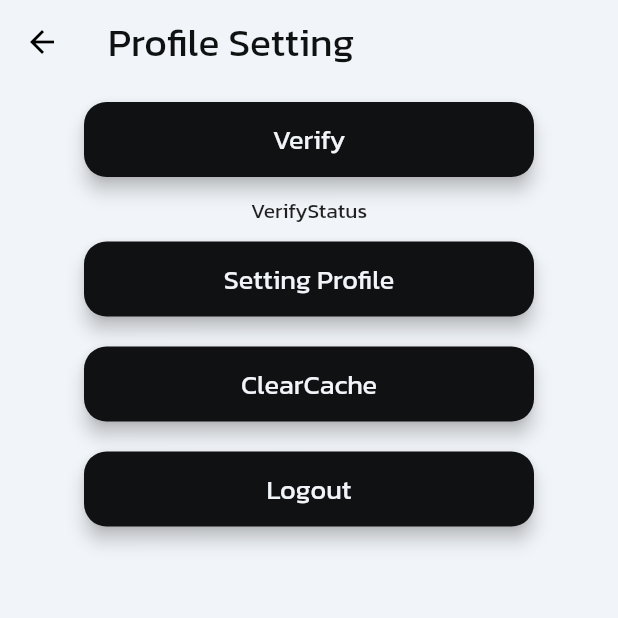
After one commit to AskExpert-RMUTI-KKC/AskExpert_App, a Flutter app: the ProfileSetting screen opened directly, on a phone screen of 412 x 824 dp, the top half of it. The commit adds this screen. Run offline on Flutter 3.47's test engine with Material 2 defaults, Android fonts, the phone set to English and light mode, and no system bars; our stand-ins replace cached_network_image, file_picker, flutter_cache_manager, flutter_secure_storage, font_awesome_flutter, get and 4 more; missing offline and left inert: flutter_login_facebook; accounts and stored records are empty; network calls fail.

Commit message:
fixBug And SplitPage

```diff
--- a/lib/main.dart
+++ b/lib/main.dart
@@ -26,9 +26,9 @@ void main() {
     theme: ThemeData(
       fontFamily: 'Kanit',
     ),
-    home: RegisterInfoPage(),
+    //home: RegisterInfoPage(),
 
-    //home: MainPage(),
+    home: MainPage(),
   ));
 }
 
--- a/lib/page/NavigationBar.dart
+++ b/lib/page/NavigationBar.dart
@@ -32,7 +32,7 @@ class _NavigationBarState extends State<NavigationBarPage> {
   @override
   void initState() {
     print('type ${Get.arguments.runtimeType}');
-    if(Get.arguments != null){
+    if(Get.arguments != null && Get.arguments.toString().length< 2){
       setState(() {
         currentIndex = int.parse(Get.arguments);
       });
--- a/lib/page/TopicAddPage.dart
+++ b/lib/page/TopicAddPage.dart
@@ -59,9 +59,10 @@ class _TopicAddPageState extends State<TopicAddPage> {
     print('\nResponse body data: ${resMap["data"]}');
     if (response.statusCode == 200 && resMap["message"] == null) {
       print('\n\n\n${resMap["data"]["topicId"]}\n\n\n\n\n');
-      Get.offAll(NavigationBarPage());
-      Get.to(CommentPage(),arguments: resMap["data"]["topicId"]);
-
+      // Get.offAll(NavigationBarPage(),arguments: '0');
+      Get.offAll(NavigationBarPage(),arguments: '0');
+      String topicId = resMap["data"]["topicId"].toString();
+      Get.to(CommentPage(),arguments: topicId);
     }
     else{
       Get.snackbar(
--- a/lib/page/profile/ProfileLogic.dart
+++ b/lib/page/profile/ProfileLogic.dart
@@ -16,6 +16,8 @@ import 'package:http/http.dart' as http;
 import 'package:askexpertapp/utils/storageToken.dart';
 import 'package:intl/intl.dart';
 import 'package:jwt_decoder/jwt_decoder.dart';
+
+import '../register_login/Login.dart';
 
 Widget buildImageProfilePage(String index) => ClipRRect(
   // backgroundImage: CachedNetworkImageProvider(
@@ -48,4 +50,5 @@ Future<void> logOut() async {
   await TokenStore.setToken("");
   String? getToken = await TokenStore.getToken();
   print("data SecureStorage : ${getToken}");
+  Get.offAll(LoginPage());
 }
--- a/lib/page/profile/ProfilePage.dart
+++ b/lib/page/profile/ProfilePage.dart
@@ -3,6 +3,7 @@ import 'dart:convert';
 import 'package:askexpertapp/config/ConfigApp.dart';
 import 'package:askexpertapp/dataModel/UserDataModel.dart';
 import 'package:askexpertapp/page/profile/ProfileSettingMenu.dart';
+import 'package:askexpertapp/page/profile/profileSettingPage.dart';
 import 'package:askexpertapp/utils/storageToken.dart';
 import 'package:flutter/material.dart';
 import 'package:flutter_cache_manager/flutter_cache_manager.dart';
@@ -98,7 +99,7 @@ class _ProfilePageState extends State<ProfilePage> {
               actions: [
                 IconButton(
                     onPressed: () {
-                      Get.to(ProfileSettingMenu());
+                      Get.to(ProfileSetting());
                     },
                     icon: Icon(
                       FontAwesomeIcons.gear,
@@ -178,13 +179,6 @@ class _ProfilePageState extends State<ProfilePage> {
                 ),
                 // TODO MAKE FUNCTION FOR THIS CODE
 
-                TextButton(
-                    onPressed: () {
-                      DefaultCacheManager().emptyCache();
-                      print("clearCache");
-                      setState(() {});
-                    },
-                    child: Text("clearCache")),
                 Padding(
                   padding: EdgeInsets.fromLTRB(
                       0, 0, 0, 0), //child: buildImageProfilePage(),
--- a/lib/page/profile/ProfileSettingMenu.dart
+++ b/lib/page/profile/ProfileSettingMenu.dart
@@ -373,29 +373,6 @@ class _ProfileSettingMenuState extends State<ProfileSettingMenu> {
                 Padding(
                   padding: const EdgeInsets.all(12.0),
                   child: ElevatedButton(
-                    onPressed: () {},
-                    child: const Text(
-                      "Verify",
-                      style: TextStyle(
-                        fontSize: 18,
-                        color: Color(ConfigApp.buttonPrimary),
-                      ),
-                    ),
-                    style: ElevatedButton.styleFrom(
-                      minimumSize: const Size(300, 50),
-                      primary: Color(ConfigApp.buttonSecondary),
-                      elevation: 5,
-                      shape: RoundedRectangleBorder(
-                        borderRadius: BorderRadius.circular(15),
-                      ),
-                      //side: BorderSide(width: 1,color: Color(Config.textColor),)
-                    ),
-                  ),
-                ),
-                Text('VerifyStatus'),
-                Padding(
-                  padding: const EdgeInsets.all(12.0),
-                  child: ElevatedButton(
                     onPressed: () {
                       bool pass = _formKey.currentState!.validate();
                       if (pass) {
@@ -421,28 +398,6 @@ class _ProfileSettingMenuState extends State<ProfileSettingMenu> {
                     ),
                   ),
                 ),
-                Padding(
-                  padding: const EdgeInsets.fromLTRB(0, 100, 0, 10),
-                  child: ElevatedButton(
-                    onPressed: () {},
-                    child: const Text(
-                      "Logout",
-                      style: TextStyle(
-                        fontSize: 18,
-                        color: Color(ConfigApp.buttonPrimary),
-                      ),
-                    ),
-                    style: ElevatedButton.styleFrom(
-                      minimumSize: const Size(300, 50),
-                      primary: Color(ConfigApp.buttonSecondary),
-                      elevation: 5,
-                      shape: RoundedRectangleBorder(
-                        borderRadius: BorderRadius.circular(15),
-                      ),
-                      //side: BorderSide(width: 1,color: Color(Config.textColor),)
-                    ),
-                  ),
-                ),
               ],
             ),
           ],
--- /dev/null
+++ b/lib/page/profile/profileSettingPage.dart
@@ -0,0 +1,169 @@
+import 'package:askexpertapp/config/ConfigApp.dart';
+import 'package:askexpertapp/page/NavigationBar.dart';
+import 'package:file_picker/file_picker.dart';
+import 'package:flutter/material.dart';
+import 'package:font_awesome_flutter/font_awesome_flutter.dart';
+import 'package:get/get_core/src/get_main.dart';
+import 'package:get/get_navigation/src/extension_navigation.dart';
+import 'package:get/get_navigation/src/snackbar/snackbar.dart';
+import 'package:image_cropper/image_cropper.dart';
+import 'package:image_picker/image_picker.dart';
+
+import '../../dataModel/ExpertDataModel.dart';
+import '../../utils/UtilsImg.dart';
+import '../WelcomePage.dart';
+import 'dart:convert';
+import 'dart:io';
+
+import 'package:askexpertapp/config/ConfigApp.dart';
+import 'package:askexpertapp/dataModel/UserDataModel.dart';
+import 'package:askexpertapp/page/profile/ProfileSettingMenu.dart';
+import 'package:askexpertapp/utils/storageToken.dart';
+import 'package:flutter/material.dart';
+import 'package:flutter_cache_manager/flutter_cache_manager.dart';
+import 'package:font_awesome_flutter/font_awesome_flutter.dart';
+import 'package:get/get_core/src/get_main.dart';
+import 'package:get/get_navigation/src/extension_navigation.dart';
+import 'package:http/http.dart' as http;
+import 'package:intl/intl.dart';
+
+import 'ProfileLogic.dart';
+
+class ProfileSetting extends StatefulWidget {
+  const ProfileSetting({Key? key}) : super(key: key);
+
+  @override
+  State<ProfileSetting> createState() => _ProfileSettingState();
+}
+
+class _ProfileSettingState extends State<ProfileSetting> {
+  @override
+  Widget build(BuildContext context) {
+    return Scaffold(
+      appBar: AppBar(
+        title: const Text(
+          'Profile Setting',
+          style: TextStyle(
+            color: Color(ConfigApp.textColor),
+            fontSize: 26,
+            fontWeight: FontWeight.w500,
+          ),
+        ),
+        actions: [],
+        elevation: 0,
+        centerTitle: false,
+        backgroundColor: const Color(ConfigApp.appbarBg),
+        iconTheme: IconThemeData(
+          color: Colors.black,
+        ),
+      ),
+      backgroundColor: const Color(ConfigApp.appbarBg),
+      body: Container(
+        alignment: Alignment.topCenter,
+        child: SingleChildScrollView(
+          child: Column(
+            children: <Widget>[
+              Padding(
+                padding: const EdgeInsets.all(12.0),
+                child: ElevatedButton(
+                  onPressed: () {},
+                  child: const Text(
+                    "Verify",
+                    style: TextStyle(
+                      fontSize: 18,
+                      color: Color(ConfigApp.buttonPrimary),
+                    ),
+                  ),
+                  style: ElevatedButton.styleFrom(
+                    minimumSize: const Size(300, 50),
+                    primary: Color(ConfigApp.buttonSecondary),
+                    elevation: 5,
+                    shape: RoundedRectangleBorder(
+                      borderRadius: BorderRadius.circular(15),
+                    ),
+                    //side: BorderSide(width: 1,color: Color(Config.textColor),)
+                  ),
+                ),
+              ),
+              Text('VerifyStatus'),
+              Padding(
+                padding: const EdgeInsets.fromLTRB(0, 10, 0, 10),
+                child: ElevatedButton(
+                  onPressed: () {
+                    Get.to(ProfileSettingMenu());
+                  },
+                  child: const Text(
+                    "Setting Profile",
+                    style: TextStyle(
+                      fontSize: 18,
+                      color: Color(ConfigApp.buttonPrimary),
+                    ),
+                  ),
+                  style: ElevatedButton.styleFrom(
+                    minimumSize: const Size(300, 50),
+                    primary: Color(ConfigApp.buttonSecondary),
+                    elevation: 5,
+                    shape: RoundedRectangleBorder(
+                      borderRadius: BorderRadius.circular(15),
+                    ),
+                    //side: BorderSide(width: 1,color: Color(Config.textColor),)
+                  ),
+                ),
+              ),
+              Padding(
+                padding: const EdgeInsets.fromLTRB(0, 10, 0, 10),
+                child: ElevatedButton(
+                  onPressed: () {
+                    DefaultCacheManager().emptyCache();
+                    print("clearCache");
+                    setState(() {});
+                  },
+                  child: const Text(
+                    "ClearCache",
+                    style: TextStyle(
+                      fontSize: 18,
+                      color: Color(ConfigApp.buttonPrimary),
+                    ),
+                  ),
+                  style: ElevatedButton.styleFrom(
+                    minimumSize: const Size(300, 50),
+                    primary: Color(ConfigApp.buttonSecondary),
+                    elevation: 5,
+                    shape: RoundedRectangleBorder(
+                      borderRadius: BorderRadius.circular(15),
+                    ),
+                    //side: BorderSide(width: 1,color: Color(Config.textColor),)
+                  ),
+                ),
+              ),
+              Padding(
+                padding: const EdgeInsets.fromLTRB(0, 10, 0, 10),
+                child: ElevatedButton(
+                  onPressed: () {
+                    logOut();
+                  },
+                  child: const Text(
+                    "Logout",
+                    style: TextStyle(
+                      fontSize: 18,
+                      color: Color(ConfigApp.buttonPrimary),
+                    ),
+                  ),
+                  style: ElevatedButton.styleFrom(
+                    minimumSize: const Size(300, 50),
+                    primary: Color(ConfigApp.buttonSecondary),
+                    elevation: 5,
+                    shape: RoundedRectangleBorder(
+                      borderRadius: BorderRadius.circular(15),
+                    ),
+                    //side: BorderSide(width: 1,color: Color(Config.textColor),)
+                  ),
+                ),
+              ),
+            ],
+          ),
+        ),
+      ),
+    );
+  }
+}
--- a/lib/page/topic/CommentPage.dart
+++ b/lib/page/topic/CommentPage.dart
@@ -128,8 +128,8 @@ class _CommentPageState extends State<CommentPage> {
   }
 
   Future<void> Refresh() async {
+    comments = [];
     setState(() {
-      comments = [];
       topicCall(topicId);
       commentCall(topicId);
     });
```
